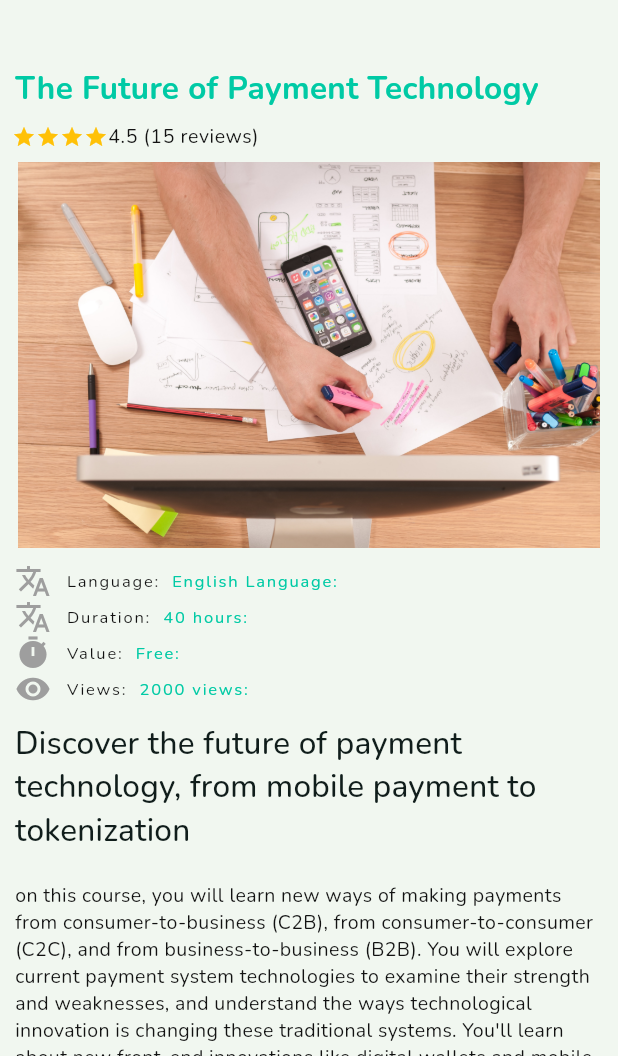
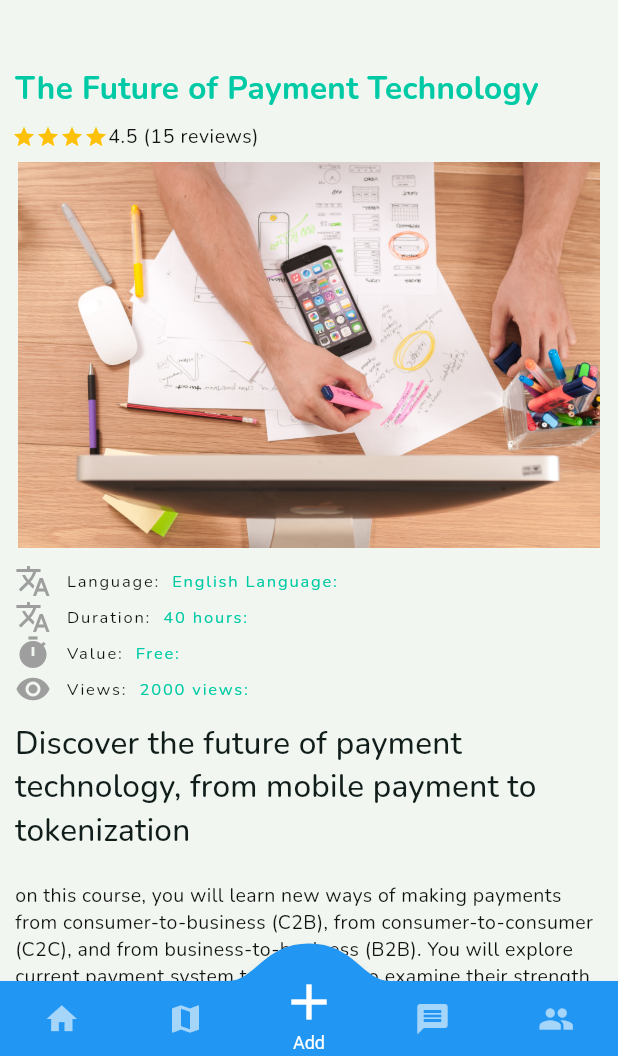
Before and after one commit to ay-emma/Acer, a Flutter app: the CourseWelcomePage screen opened directly, on a phone screen of 412 x 824 dp, the part 180-1236 px from its top. Run offline on Flutter 3.47's test engine with Material 2 defaults, Android fonts, the light colour scheme and no system bars; drawn by our look-alikes of convex_bottom_bar; our stand-ins replace carousel_slider, flutter_hooks, google_fonts, hooks_riverpod; missing offline and left inert: drawerbehavior; network calls fail.

Commit message:
added bottom navbar and slide hambugar drawer

```diff
--- a/Test_Env/acer/lib/main.dart
+++ b/Test_Env/acer/lib/main.dart
@@ -1,4 +1,5 @@
 import 'package:acer/src/demo/feturesPage.dart';
+import 'package:acer/src/demo/startOrContinueCourse.dart';
 import 'package:acer/src/themes/colors.dart';
 import 'package:acer/src/themes/theme_model.dart';
 import 'package:flutter/material.dart';
@@ -30,7 +31,7 @@ class MyApp extends HookWidget {
     return MaterialApp(
       title: 'Acer Demo',
       theme: themeProvider.currentTheme,
-      home: CourseWelcomePage(),
+      home: DrawerScale(),
     );
   }
 }
--- a/Test_Env/acer/lib/src/demo/courseWelcomePage.dart
+++ b/Test_Env/acer/lib/src/demo/courseWelcomePage.dart
@@ -5,6 +5,8 @@ import 'package:acer/src/widgets/courseExpansionTile.dart';
 import 'package:acer/src/widgets/slider.dart';
 import 'package:acer/src/widgets/tab_views.dart';
 import 'package:acer/src/widgets/testimonies.dart';
+import 'package:convex_bottom_bar/convex_bottom_bar.dart';
+import 'package:drawerbehavior/menu_screen.dart';
 import 'package:flutter/material.dart';
 import 'package:flutter_hooks/flutter_hooks.dart';
 import 'package:hooks_riverpod/all.dart';
@@ -17,6 +19,18 @@ class CourseWelcomePage extends HookWidget {
     final gThemes = useProvider(currentTheme);
 
     return Scaffold(
+      // drawer: SideDrawer(
+      //   //menu: ,
+      //   direction: Direction.left, // Drawer position, left or right
+      //   animation: true,
+      //   color: Theme.of(context).primaryColor,
+      //   //d selectedItemId: selectedMenuItemId,
+      //   onMenuItemSelected: (itemId) {
+      //     // setState(() {
+      //     //   selectedMenuItemId = itemId;
+      //     // });
+      //   },
+      // ),
       body: NestedScrollView(
         headerSliverBuilder: (BuildContext context, bool innerBoxIsScrolled) {
           return <Widget>[
@@ -234,8 +248,9 @@ class CourseWelcomePage extends HookWidget {
                 SizedBox(
                   height: 20,
                 ),
-                Container(
-                  width: MediaQuery.of(context).size.width * 0.79,
+                Center(
+                  child: Container(
+                    width: MediaQuery.of(context).size.width * 0.88,
                     padding:
                         const EdgeInsets.symmetric(horizontal: 10, vertical: 4),
                     decoration: BoxDecoration(
@@ -243,16 +258,110 @@ class CourseWelcomePage extends HookWidget {
                         borderRadius: BorderRadius.circular(20)),
                     child: CourseExpansionTiles(
                       backgroundColor: gThemes.currentTheme.accentColor,
-
+                      tilePadding: const EdgeInsets.symmetric(horizontal: 0),
                       //collapsedBackgroundColor: gThemes.currentTheme.accentColor,
                       title: Text(
                         "Course Curriculum",
                         style: gThemes.currentTheme.textTheme.bodyText1,
                       ),
                       children: [
+                        Container(
+                          decoration: BoxDecoration(
+                            color: gThemes.currentTheme.scaffoldBackgroundColor,
+                            border: Border.all(
+                              width: 3,
+                              color: gThemes.currentTheme.accentColor,
+                            ),
+                          ),
+                          child: Row(
+                            children: [
+                              Padding(
+                                padding:
+                                    const EdgeInsets.symmetric(horizontal: 3),
+                                child: Icon(
+                                  Icons.now_wallpaper,
+                                  color: lightGreen,
+                                  size: 18,
+                                ),
+                              ),
+                              Container(
+                                width: 4,
+                                height: 30,
+                                color: gThemes.currentTheme.accentColor,
+                              ),
+                              Expanded(
+                                child: Text(
+                                    "Section 1: Introduction to fintech",
+                                    softWrap: false,
+                                    overflow: TextOverflow.fade,
+                                    style: gThemes
+                                        .currentTheme.textTheme.bodyText1),
+                              ),
+                            ],
+                          ),
+                        ),
+
+                        // dfds
+                        Container(
+                          decoration: BoxDecoration(
+                            color: gThemes.currentTheme.scaffoldBackgroundColor,
+                            border: Border.all(
+                              width: 3,
+                              color: gThemes.currentTheme.accentColor,
+                            ),
+                          ),
+                          child: Row(
+                            mainAxisSize: MainAxisSize.max,
+                            children: [
+                              Padding(
+                                padding:
+                                    const EdgeInsets.symmetric(horizontal: 3),
+                                child: Icon(
+                                  Icons.now_wallpaper,
+                                  color: lightGreen,
+                                  size: 18,
+                                ),
+                              ),
+                              Container(
+                                width: 4,
+                                height: 30,
+                                color: gThemes.currentTheme.accentColor,
+                              ),
+                              Expanded(
+                                child: Container(
+                                  margin: const EdgeInsets.all(2),
+                                  color: gThemes
+                                      .currentTheme.scaffoldBackgroundColor,
+                                  child: Row(
+                                    children: [
+                                      Icon(
+                                        Icons.play_arrow_rounded,
+                                        color: lightGreen,
+                                        size: 18,
+                                      ),
+                                      SizedBox(
+                                        width: 4,
+                                      ),
+                                      Expanded(
+                                        child: Text(
+                                          "Section 1: Introduction to fintech",
+                                          softWrap: false,
+                                          overflow: TextOverflow.fade,
+                                          style: gThemes
+                                              .currentTheme.textTheme.bodyText2,
+                                        ),
+                                      ),
+                                    ],
+                                  ),
+                                ),
+                              ),
+                            ],
+                          ),
+                        ),
                         Text("Course Curriculum"),
                         Text("Course Curriculum"),
                       ],
+                    ),
                   ),
                 ),
                 ButtonBar(
@@ -271,7 +380,8 @@ class CourseWelcomePage extends HookWidget {
                   },
                   color: lightGreen,
                   shape: RoundedRectangleBorder(
-                      borderRadius: BorderRadius.circular(20)),
+                    borderRadius: BorderRadius.circular(20),
+                  ),
                   minWidth: 80,
                   height: 45,
                   child: Text(
@@ -279,10 +389,25 @@ class CourseWelcomePage extends HookWidget {
                     style: TextStyle(color: Colors.white),
                   ),
                 ),
+                SizedBox(
+                  height: 70,
+                ),
               ],
             ),
           ],
         ),
+      ),
+      bottomNavigationBar: ConvexAppBar(
+        style: TabStyle.flip,
+        items: [
+          TabItem(icon: Icons.home, title: 'Home'),
+          TabItem(icon: Icons.map, title: 'Discovery'),
+          TabItem(icon: Icons.add, title: 'Add'),
+          TabItem(icon: Icons.message, title: 'Message'),
+          TabItem(icon: Icons.people, title: 'Profile'),
+        ],
+        initialActiveIndex: 2, //optional, default as 0
+        onTap: (int i) => print('click index=$i'),
       ),
     );
   }
--- /dev/null
+++ b/Test_Env/acer/lib/src/demo/demo model/syllabusModel.dart
@@ -0,0 +1,20 @@
+class Section {
+  final List<TopicData> topics;
+  final String sectionTitle;
+
+  Section(this.topics, this.sectionTitle);
+}
+
+enum Filestype {
+  Video,
+  Pdf,
+  Doc,
+}
+
+class TopicData {
+  final Filestype data;
+  final String title;
+  final String metaData;
+
+  TopicData(this.data, this.title, this.metaData);
+}
--- a/Test_Env/acer/lib/src/demo/user_coursesPage.dart
+++ b/Test_Env/acer/lib/src/demo/user_coursesPage.dart
@@ -1,5 +1,6 @@
 import 'package:acer/src/themes/colors.dart';
 import 'package:acer/src/widgets/buttons.dart';
+import 'package:acer/src/widgets/progressBar.dart';
 import 'package:acer/src/widgets/slider.dart';
 import 'package:acer/src/widgets/tab_views.dart';
 import 'package:acer/src/widgets/testimonies.dart';
@@ -158,6 +159,9 @@ class UserCoursesPage extends HookWidget {
                                         ],
                                       ),
                                     ),
+                                    SizedBox(
+                                      height: 10,
+                                    ),
                                     Text("58% Completed",
                                         style: gThemes
                                             .currentTheme.textTheme.overline),
--- a/Test_Env/acer/lib/src/themes/themes.dart
+++ b/Test_Env/acer/lib/src/themes/themes.dart
@@ -52,7 +52,11 @@ ThemeData darkTheme = ThemeData.dark().copyWith(
         fontWeight: FontWeight.w500,
         letterSpacing: 0.1),
     bodyText1: GoogleFonts.nunito(
-        fontSize: 17, fontWeight: FontWeight.w400, letterSpacing: 0.5),
+      color: whiteGreen,
+      fontSize: 17,
+      fontWeight: FontWeight.w400,
+      letterSpacing: 0.5,
+    ),
     bodyText2: GoogleFonts.nunito(
       color: accentGreen,
       fontSize: 13,
--- a/Test_Env/acer/pubspec.yaml
+++ b/Test_Env/acer/pubspec.yaml
@@ -32,6 +32,8 @@ dependencies:
   hooks_riverpod: ^0.12.1
   flutter_hooks: ^0.15.0
   carousel_slider: ^2.3.1
+  convex_bottom_bar: ^2.6.0
+  drawerbehavior: ^1.1.4
 
 dev_dependencies:
   flutter_test:
```
Also changed, not shown: Test_Env/acer/lib/src/demo/startOrContinueCourse.dart (added, +160 -0 lines), Test_Env/acer/lib/src/widgets/courseExpansionTile.dart (+6 -6 lines), Test_Env/acer/lib/src/widgets/progressBar.dart (added, +33 -0 lines), Test_Env/acer/pubspec.lock. Lines whose indentation alone changed are shown as unchanged.
